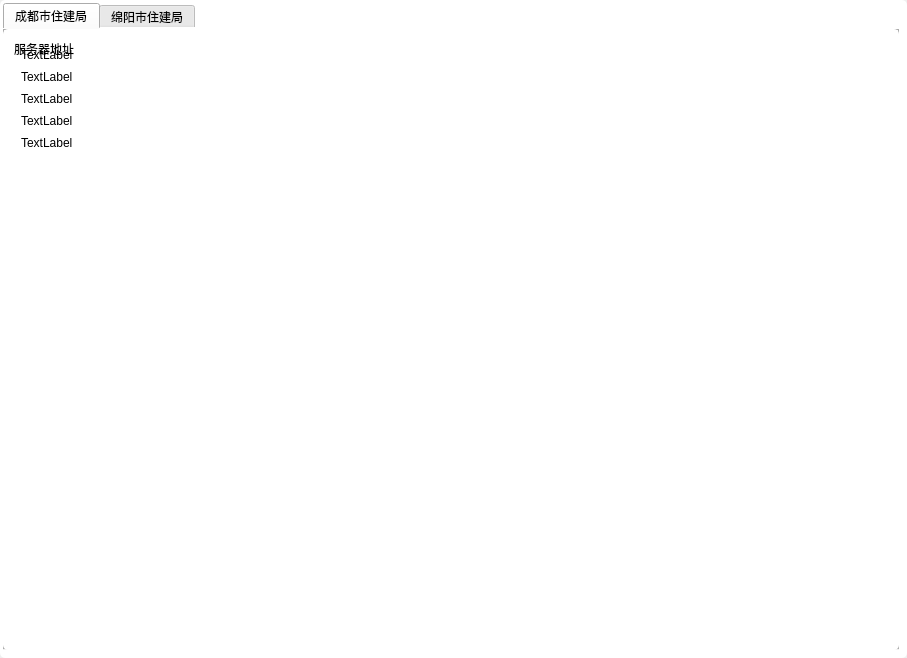
First picture: the form in views/zjptUi.ui, repository jamesandjim/wisdom_site, before the edit.
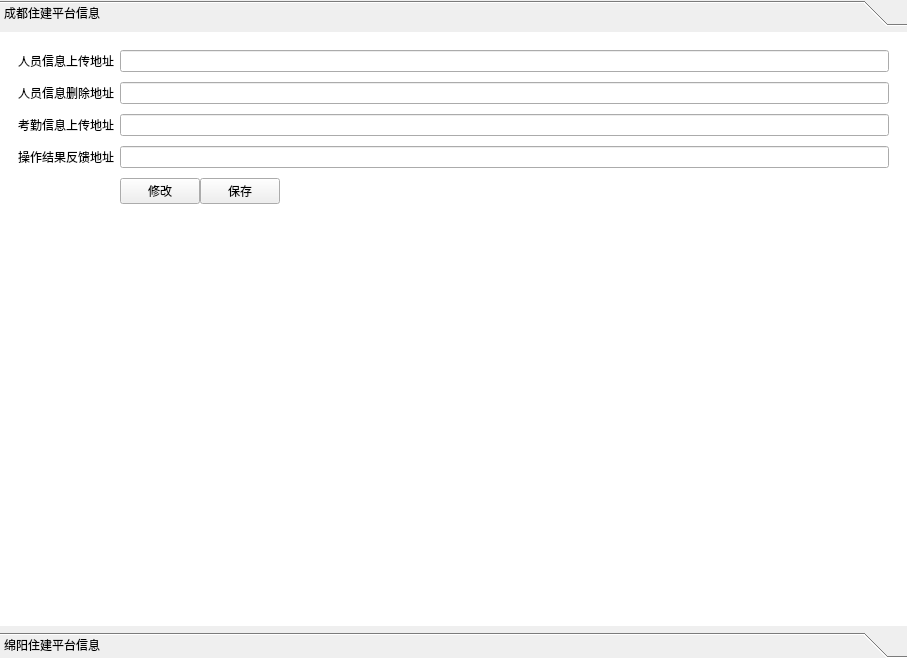
Second picture: the form after the edit.

Diff of the .ui file:
```diff
--- a/views/zjptUi.ui
+++ b/views/zjptUi.ui
@@ -14,78 +14,82 @@
    <string>Form</string>
   </property>
   <property name="styleSheet">
-   <string notr="true">border-radius:5px;</string>
+   <string notr="true">QWidget #Form{
+    background-color: rgb(255, 255, 255);
+    border-radius:5px;
+}</string>
   </property>
+  <layout class="QGridLayout" name="gridLayout">
+   <property name="leftMargin">
+    <number>0</number>
+   </property>
+   <property name="topMargin">
+    <number>0</number>
+   </property>
+   <property name="rightMargin">
+    <number>0</number>
+   </property>
+   <property name="bottomMargin">
+    <number>0</number>
+   </property>
+   <item row="0" column="0">
+    <widget class="QToolBox" name="toolBox">
+     <property name="styleSheet">
+      <string notr="true">QToolBox #toolBox{
+    background-color: rgb(255, 255, 255);
+    border-radius:5px;
+}</string>
+     </property>
+     <property name="currentIndex">
+      <number>0</number>
+     </property>
+     <widget class="QWidget" name="page_cdzj">
+      <property name="geometry">
+       <rect>
+        <x>0</x>
+        <y>0</y>
+        <width>907</width>
+        <height>606</height>
+       </rect>
+      </property>
+      <property name="styleSheet">
+       <string notr="true">QWidget #page_cdzj{
+background-color: rgb(255, 255, 255);
+}</string>
+      </property>
+      <attribute name="label">
+       <string>成都住建平台信息</string>
+      </attribute>
   <layout class="QVBoxLayout" name="verticalLayout">
-   <property name="leftMargin">
-    <number>0</number>
-   </property>
-   <property name="topMargin">
-    <number>0</number>
-   </property>
-   <property name="rightMargin">
-    <number>0</number>
-   </property>
-   <property name="bottomMargin">
-    <number>0</number>
-   </property>
    <item>
-    <widget class="QWidget" name="widget" native="true">
-     <property name="styleSheet">
-      <string notr="true">QWidget #widget{
-background-color: rgb(255, 255, 255);
-border-radius:5px;
-}</string>
-     </property>
      <layout class="QVBoxLayout" name="verticalLayout_2">
-      <property name="spacing">
-       <number>10</number>
+         <property name="sizeConstraint">
+          <enum>QLayout::SetFixedSize</enum>
       </property>
       <property name="leftMargin">
-       <number>3</number>
+          <number>9</number>
       </property>
       <property name="topMargin">
-       <number>3</number>
+          <number>9</number>
       </property>
       <property name="rightMargin">
-       <number>8</number>
+          <number>9</number>
       </property>
       <property name="bottomMargin">
-       <number>8</number>
-      </property>
-      <item>
-       <widget class="QTabWidget" name="tabWidget">
-        <property name="styleSheet">
-         <string notr="true">QTabWidget #tabWidget{
-background-color: rgb(255, 255, 255);
-border-radius:5px;
-}</string>
-        </property>
-        <property name="currentIndex">
-         <number>0</number>
-        </property>
-        <widget class="QWidget" name="tab_cdzj">
-         <property name="styleSheet">
-          <string notr="true">QWidget #tab_cdzj{
-background-color: rgb(255, 255, 255);
-}</string>
-         </property>
-         <attribute name="title">
-          <string>成都市住建局</string>
-         </attribute>
-         <layout class="QHBoxLayout" name="horizontalLayout_2">
-          <item>
-           <widget class="QGroupBox" name="groupBox">
-            <property name="title">
-             <string>服务器地址</string>
-            </property>
-            <layout class="QHBoxLayout" name="horizontalLayout">
+          <number>9</number>
+         </property>
              <item>
               <layout class="QFormLayout" name="formLayout">
+           <property name="formAlignment">
+            <set>Qt::AlignLeading|Qt::AlignLeft|Qt::AlignTop</set>
+           </property>
+           <property name="verticalSpacing">
+            <number>10</number>
+           </property>
                <item row="0" column="0">
                 <widget class="QLabel" name="label">
                  <property name="text">
-                  <string>TextLabel</string>
+              <string>人员信息上传地址</string>
                  </property>
                 </widget>
                </item>
@@ -95,7 +99,7 @@
                <item row="1" column="0">
                 <widget class="QLabel" name="label_2">
                  <property name="text">
-                  <string>TextLabel</string>
+              <string>人员信息删除地址</string>
                  </property>
                 </widget>
                </item>
@@ -105,7 +109,7 @@
                <item row="2" column="0">
                 <widget class="QLabel" name="label_3">
                  <property name="text">
-                  <string>TextLabel</string>
+              <string>考勤信息上传地址</string>
                  </property>
                 </widget>
                </item>
@@ -115,38 +119,70 @@
                <item row="3" column="0">
                 <widget class="QLabel" name="label_4">
                  <property name="text">
-                  <string>TextLabel</string>
+              <string>操作结果反馈地址</string>
                  </property>
                 </widget>
                </item>
                <item row="3" column="1">
-                <widget class="QLineEdit" name="lineEdit_4"/>
-               </item>
-               <item row="4" column="0">
-                <widget class="QLabel" name="label_5">
+            <widget class="QLineEdit" name="le_feedbackURL"/>
+           </item>
+           <item row="5" column="1">
+            <layout class="QHBoxLayout" name="horizontalLayout" stretch="0,0">
+             <property name="sizeConstraint">
+              <enum>QLayout::SetFixedSize</enum>
+             </property>
+             <item>
+              <widget class="QPushButton" name="pb_update">
+               <property name="sizePolicy">
+                <sizepolicy hsizetype="Fixed" vsizetype="Fixed">
+                 <horstretch>0</horstretch>
+                 <verstretch>0</verstretch>
+                </sizepolicy>
+               </property>
                  <property name="text">
-                  <string>TextLabel</string>
+                <string>修改</string>
                  </property>
                 </widget>
                </item>
-               <item row="4" column="1">
-                <widget class="QLineEdit" name="lineEdit_5"/>
+             <item>
+              <widget class="QPushButton" name="pb_save">
+               <property name="sizePolicy">
+                <sizepolicy hsizetype="Fixed" vsizetype="Fixed">
+                 <horstretch>0</horstretch>
+                 <verstretch>0</verstretch>
+                </sizepolicy>
+               </property>
+               <property name="text">
+                <string>保存</string>
+               </property>
+              </widget>
                </item>
               </layout>
              </item>
             </layout>
-           </widget>
-          </item>
-         </layout>
-        </widget>
-        <widget class="QWidget" name="tab_myzj">
-         <attribute name="title">
-          <string>绵阳市住建局</string>
-         </attribute>
-        </widget>
-       </widget>
-      </item>
-     </layout>
+         </item>
+        </layout>
+       </item>
+      </layout>
+     </widget>
+     <widget class="QWidget" name="page_myzj">
+      <property name="geometry">
+       <rect>
+        <x>0</x>
+        <y>0</y>
+        <width>907</width>
+        <height>606</height>
+       </rect>
+      </property>
+      <property name="styleSheet">
+       <string notr="true">QWidget #page_myzj{
+background-color: rgb(255, 255, 255);
+}</string>
+      </property>
+      <attribute name="label">
+       <string>绵阳住建平台信息</string>
+      </attribute>
+     </widget>
     </widget>
    </item>
   </layout>
```
Left out of the diff: 6 changed lines with no effect on the pictures. Lines whose indentation alone changed are shown as unchanged.
